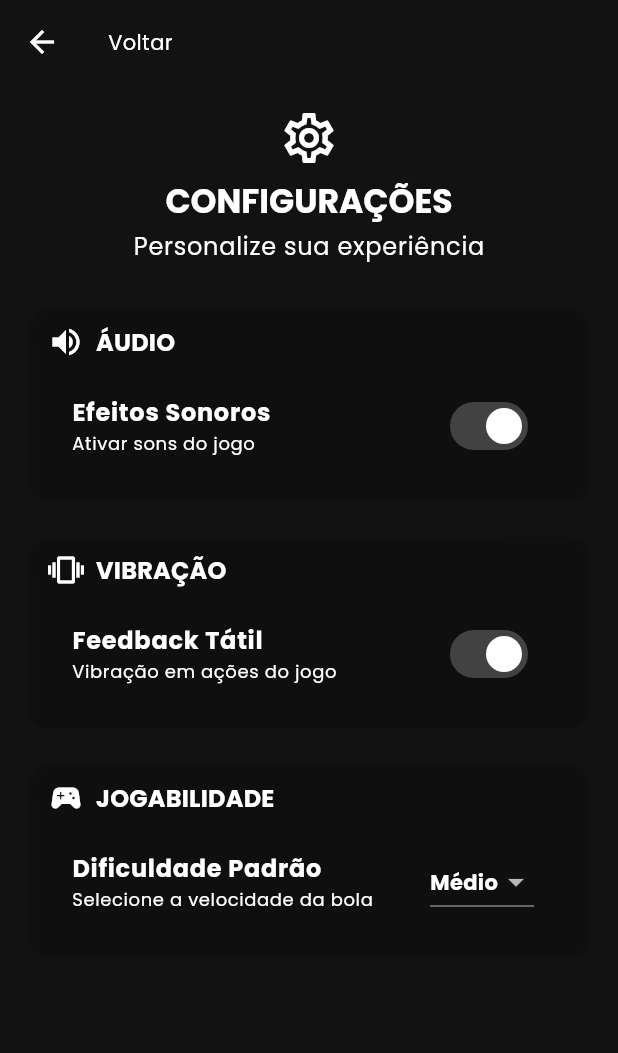
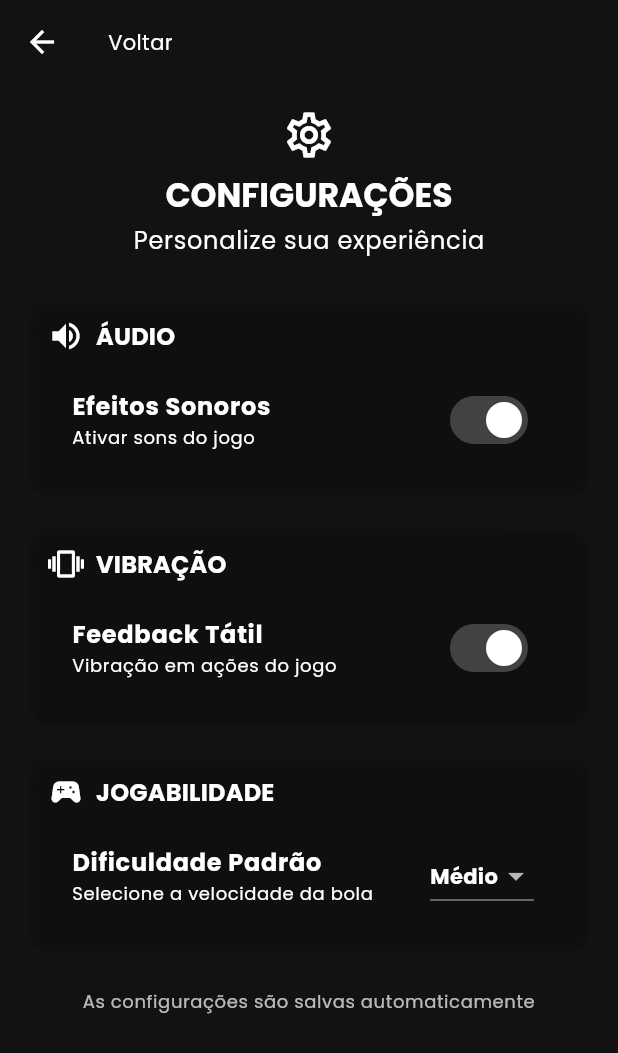
Before and after one commit to LucasLora/brick_breaker, a Flutter app: the SettingsScreen screen opened directly, on a phone screen of 412 x 824 dp. Shown: the top 1053 px of the screen. Run offline on Flutter 3.47's test engine with Material 3 defaults, Android fonts, the phone set to English and light mode, and no system bars; our stand-ins replace google_fonts, shared_preferences; accounts and stored records are empty.

Commit message:
Add Settings Screen Footer

```diff
--- a/lib/ui/screens/settings/settings_screen.dart
+++ b/lib/ui/screens/settings/settings_screen.dart
@@ -12,6 +12,7 @@ class SettingsScreen extends StatelessWidget {
 
     return Scaffold(
       appBar: AppBar(
+        leading: const BackButton(),
         title: Text(
           "Voltar",
           style: tt.bodyMedium?.copyWith(color: cs.onSurface),
@@ -27,7 +28,7 @@ class SettingsScreen extends StatelessWidget {
                   children: [
                     Icon(
                       Icons.settings_outlined,
-                      size: 40,
+                      size: 36,
                       color: cs.onSurface,
                     ),
                     const SizedBox(height: 8),
@@ -159,6 +160,16 @@ class SettingsScreen extends StatelessWidget {
                   ),
                 ],
               ),
+              const SizedBox(height: 24),
+              Center(
+                child: Text(
+                  "As configurações são salvas automaticamente",
+                  textAlign: TextAlign.center,
+                  style: tt.bodySmall?.copyWith(
+                    color: cs.onSurface.withAlpha(180),
+                  ),
+                ),
+              ),
             ],
           );
         },
```
